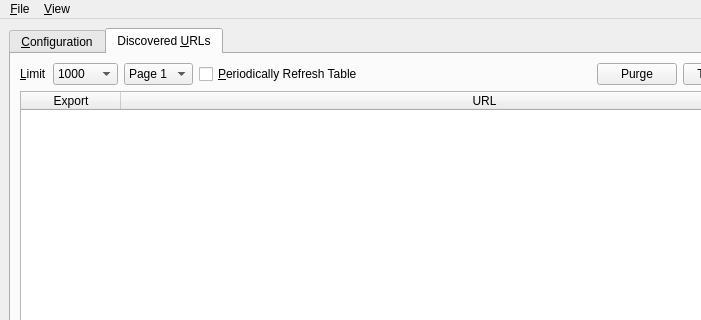
Old version of the form UI/pandemonium.ui in the repository nurfalie/pandamonium; both pictures show x 0 to 701 and y 0 to 320 of the 869 by 600 pixel window.
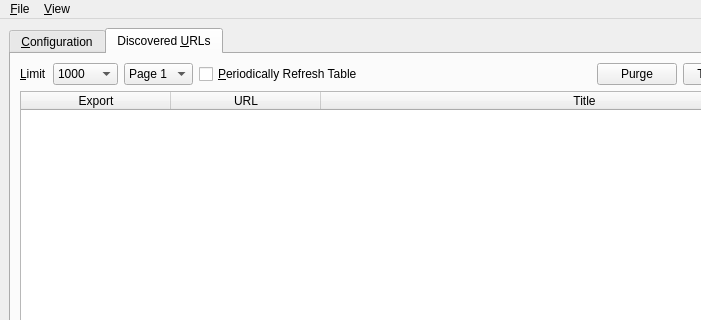
New version of the form. The open tabs and pages were chosen to show the change. Icons and pictures are not drawn.

Commit message: Per request, display the title.

What changed in the file:
```diff
--- a/UI/pandemonium.ui
+++ b/UI/pandemonium.ui
@@ -570,8 +570,11 @@
           <property name="horizontalScrollMode">
            <enum>QAbstractItemView::ScrollPerPixel</enum>
           </property>
+          <attribute name="horizontalHeaderDefaultSectionSize">
+           <number>150</number>
+          </attribute>
           <attribute name="horizontalHeaderMinimumSectionSize">
-           <number>100</number>
+           <number>150</number>
           </attribute>
           <attribute name="horizontalHeaderStretchLastSection">
            <bool>true</bool>
@@ -586,6 +589,11 @@
             <string>URL</string>
            </property>
           </column>
+          <column>
+           <property name="text">
+            <string>Title</string>
+           </property>
+          </column>
          </widget>
         </item>
         <item>
```
The commit also changes 4 other files.
